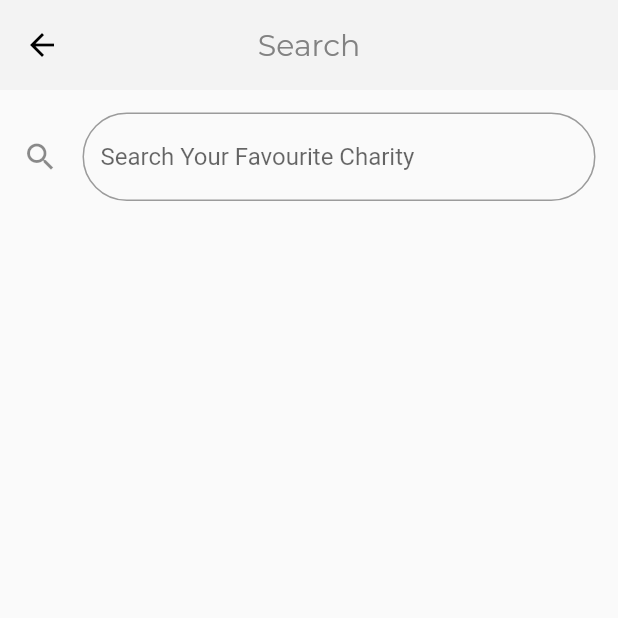
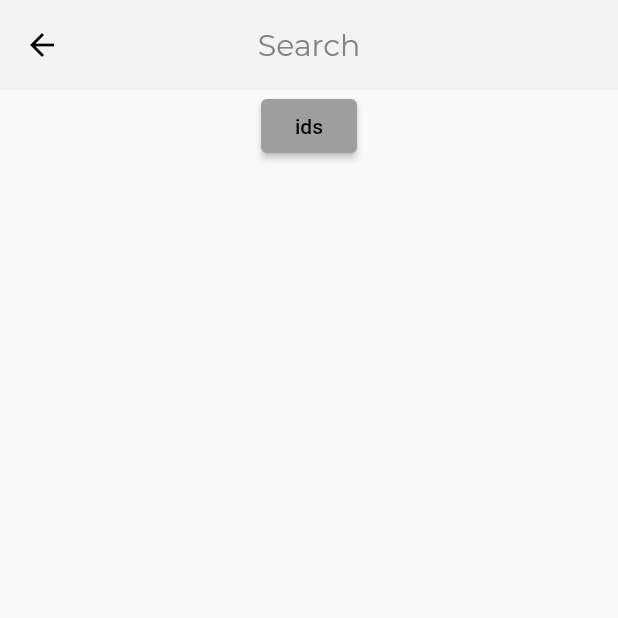
Before and after one commit to sreedharshm/FoodShare, a Flutter app: the Search screen opened directly, on a phone screen of 412 x 824 dp, the top half of it. Run offline on Flutter 3.47's test engine with Material 2 defaults, Android fonts, the phone set to English and light mode, and no system bars; our stand-ins replace cloud_firestore, firebase_auth, firebase_core, google_fonts, google_sign_in, line_awesome_flutter and 1 more; accounts and stored records are empty.

Commit message:
search_screen update

```diff
--- a/lib/view/search_screen.dart
+++ b/lib/view/search_screen.dart
@@ -1,4 +1,5 @@
 import 'package:cloud_firestore/cloud_firestore.dart';
+import 'package:firebase_auth/firebase_auth.dart';
 import 'package:firebase_core/firebase_core.dart';
 import 'package:flutter/material.dart';
 import 'package:foodproject/view/color.dart';
@@ -14,21 +15,40 @@ class Search extends StatefulWidget {
 }
 
 class _SearchState extends State<Search> {
-  List searchResult = [];
+  final user = FirebaseAuth.instance.currentUser;
+  bool isLoading = false;
 
-  void searchFromFirebase(String query) async {
-    final result = await FirebaseFirestore.instance
-        .collection('Organisations')
-        .where(
-          'name_array',
-          arrayContains: query,
-        )
-        .get();
+  List<Map<String, dynamic>> _allUsers = [];
 
-    setState(() {
-      searchResult = result.docs.map((e) => (e) => e.data).toList();
-    });
+  //list docIDs
+  List<String> docIDs = [];
+
+  //get docIDs
+  // Future<void> getDocId() async {
+  //   print('start');
+  //   await FirebaseFirestore.instance.collection('Organisations').get().then(
+  //         (snapshot) => snapshot.docs.forEach(
+  //           (document) {
+  //             print(document.reference);
+  //             docIDs.add(document.reference.id);
+  //           },
+  //         ),
+  //       );
+  // }
+  // Example: Print debug statements
+  Future<void> getDocId() async {
+    print('getDocId() called'); // Debug statement
+    QuerySnapshot querySnapshot =
+        await FirebaseFirestore.instance.collection('Organisations').get();
+    print('Documents: ${querySnapshot.docs.length}'); // Debug statement
+
+    List<QueryDocumentSnapshot> documents = querySnapshot.docs;
+    for (var document in documents) {
+      print(document.id);
+      docIDs.add(document.id);
+    }
   }
+
 
   @override
   Widget build(BuildContext context) {
@@ -44,35 +64,15 @@ class _SearchState extends State<Search> {
             fontSize: 20,
             fontWeight: FontWeight.normal),
       ),
-      body: Column(
-        children: [
-          Padding(
-            padding: const EdgeInsets.all(15),
-            child: TextField(
-              decoration: const InputDecoration(
-                border: OutlineInputBorder(
-                  borderRadius: BorderRadius.all(Radius.circular(45)),
-                ),
-                hintText: "Search Your Favourite Charity",
-                icon: Icon(Icons.search),
-              ),
-              onChanged: (query) {
-                searchFromFirebase(query);
+      body: Column(children: [
+        Center(
+          child: ElevatedButton(
+              onPressed: () async {
+                await getDocId();
               },
-            ),
-          ),
-          Expanded(
-            child: ListView.builder(
-              itemCount: searchResult.length,
-              itemBuilder: (context, index) {
-                return ListTile(
-                  title: Text(searchResult[index]['name_array']),
-                );
-              },
-            ),
-          ),
-        ],
-      ),
+              child: const Text('ids')),
+        )
+      ]),
     );
   }
 }
--- a/pubspec.yaml
+++ b/pubspec.yaml
@@ -60,6 +60,7 @@ flutter:
     - assets/images/facebook.png
     - assets/images/google.png
     - assets/images/user.png
+    - assets\images\background.jpg
 
   # An image asset can refer to one or more resolution-specific "variants", see
   # https://flutter.dev/assets-and-images/#resolution-aware
```
Also changed, not shown: assets/images/background.jpg (added).
